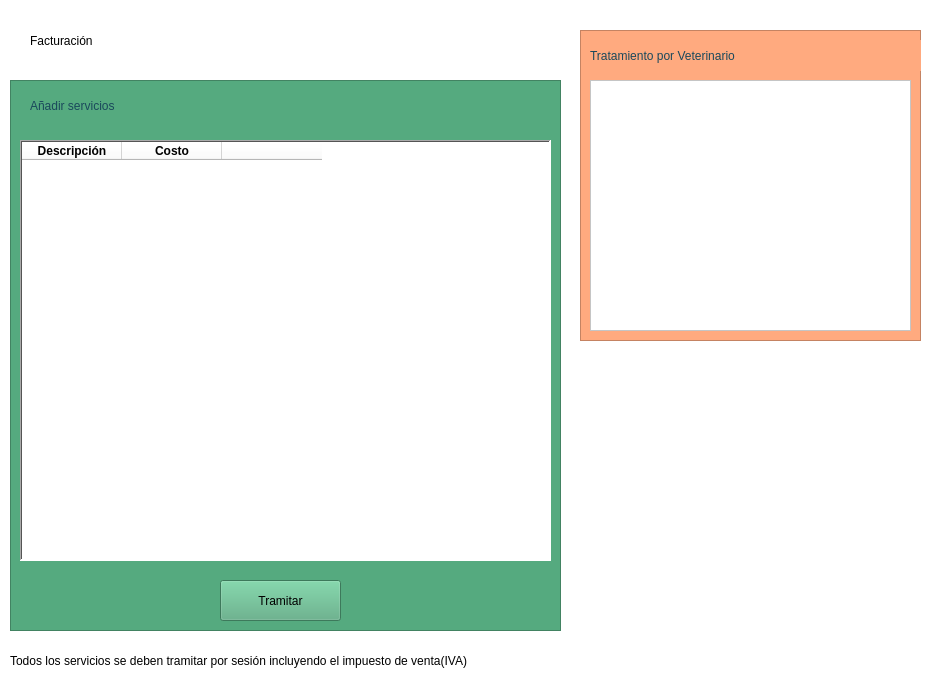
The window that Interfaz/Facturación.ui (elesteban-os/MyPetsCR) describes before a commit, drawn with Qt 5.
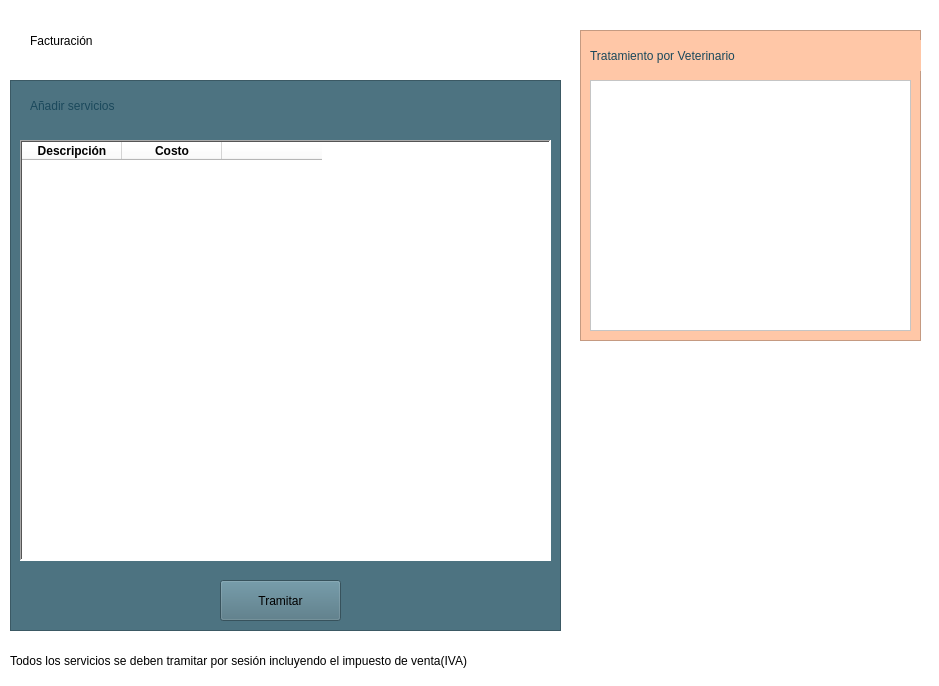
The same window after the commit.

What changed in the file:
```diff
--- a/Interfaz/Facturación.ui
+++ b/Interfaz/Facturación.ui
@@ -26,7 +26,7 @@
     </rect>
    </property>
    <property name="styleSheet">
-    <string notr="true">background-color: rgb(255, 170, 127);</string>
+    <string notr="true">background-color: rgb(255, 199, 167);</string>
    </property>
    <property name="frameShape">
     <enum>QFrame::StyledPanel</enum>
@@ -77,7 +77,7 @@
     </rect>
    </property>
    <property name="styleSheet">
-    <string notr="true">background-color: rgb(85, 170, 127);</string>
+    <string notr="true">background-color: rgb(77, 115, 129);</string>
    </property>
    <property name="frameShape">
     <enum>QFrame::StyledPanel</enum>
```
